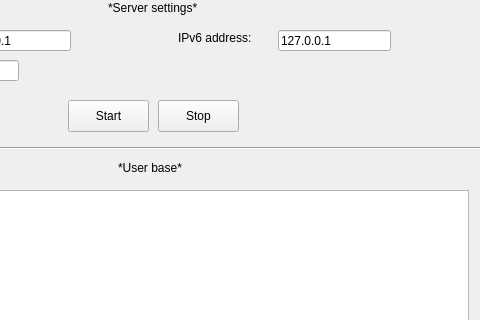
Before: the Qt Designer form src/ui/raw/server.ui in Corgi239/socket-programming-chat, drawn with Qt 5; both pictures show x 172 to 652 and y 0 to 320 of the 652 by 546 pixel window.
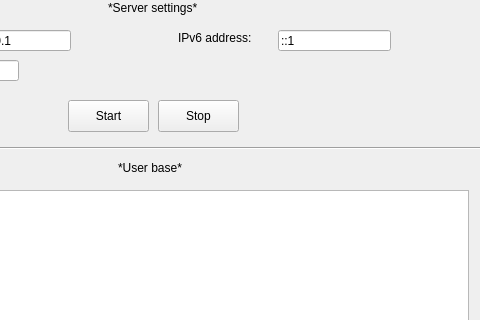
After: the same form once the commit is applied.

Patch:
```diff
--- a/src/ui/raw/server.ui
+++ b/src/ui/raw/server.ui
@@ -127,7 +127,7 @@
      </rect>
     </property>
     <property name="text">
-     <string>127.0.0.1</string>
+     <string>::1</string>
     </property>
    </widget>
    <widget class="QLineEdit" name="port_input">
```
